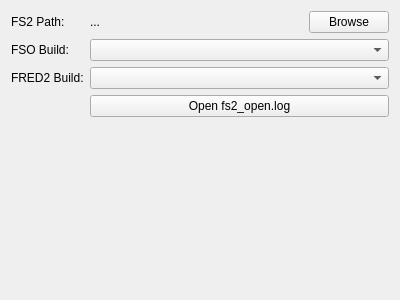
ngld/old-knossos, file ui/settings_fso.ui: the form before one commit.
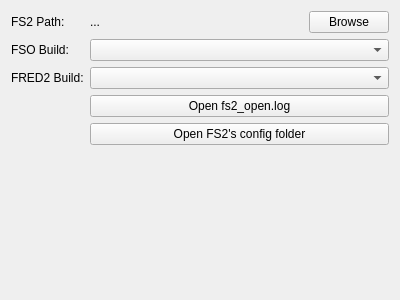
The form after the commit.

Commit message: Implement the new "Open FS2's config folder" button

What changed in the file:
```diff
--- a/ui/settings_fso.ui
+++ b/ui/settings_fso.ui
@@ -85,6 +85,13 @@
    <item row="5" column="1">
     <widget class="QComboBox" name="fredBuild"/>
    </item>
+   <item row="7" column="1">
+    <widget class="QPushButton" name="openConfigFolder">
+     <property name="text">
+      <string>Open FS2's config folder</string>
+     </property>
+    </widget>
+   </item>
   </layout>
  </widget>
  <resources/>
```
The commit also changes 1 other file.
